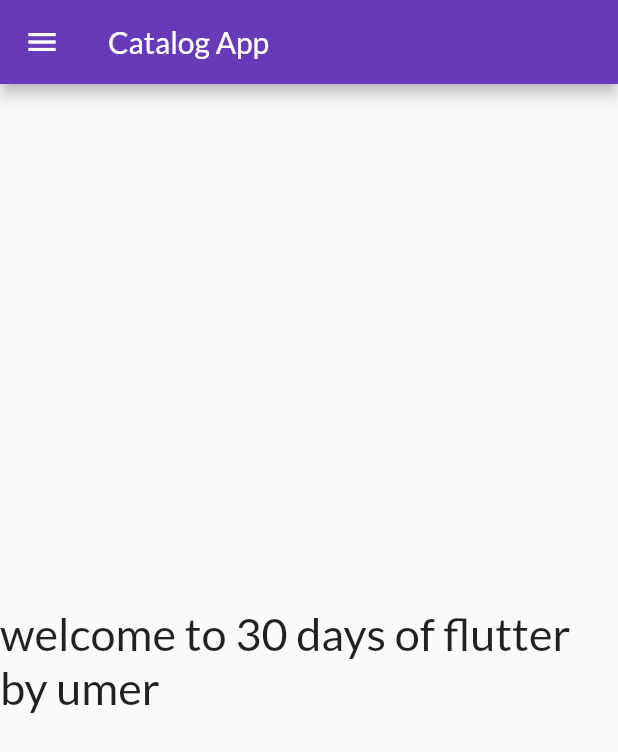
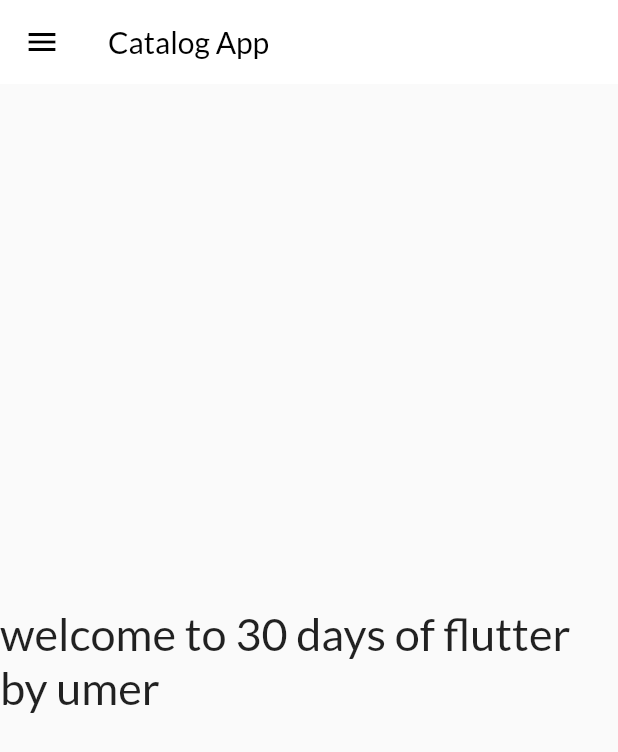
Before and after one commit to umer697/flutter_catalog, a Flutter app: the screen it shows after launch, on a phone screen of 412 x 824 dp. Shown: the top 752 px of the screen. Run offline on Flutter 3.47's test engine with Material 2 defaults, Android fonts, the phone set to English and light mode, and no system bars; our stand-ins replace google_fonts.

Commit message:
theme extracted

```diff
--- a/lib/main.dart
+++ b/lib/main.dart
@@ -1,8 +1,8 @@
 import 'package:flutter/material.dart';
 import 'package:flutter_application_1/pages/login_page.dart';
 import 'package:flutter_application_1/utils/routes.dart';
+import 'package:flutter_application_1/widgets/themes.dart';
 import 'pages/home_page.dart';
-import 'package:google_fonts/google_fonts.dart';
 
 void main() {
   runApp(MyApp());
@@ -17,12 +17,8 @@ class MyApp extends StatelessWidget {
     return MaterialApp(
       // home: homePage(),
       themeMode: ThemeMode.light,
-      theme: ThemeData(
-          primarySwatch: Colors.deepPurple,
-          fontFamily: GoogleFonts.lato().fontFamily),
-      darkTheme: ThemeData(
-        brightness: Brightness.dark,
-      ),
+      theme: MyTheme.lightTheme(context),
+      darkTheme: MyTheme.darkTheme(context),
       debugShowCheckedModeBanner: false,
       initialRoute: "/",
       routes: {
--- a/lib/pages/home_page.dart
+++ b/lib/pages/home_page.dart
@@ -9,7 +9,10 @@ class homePage extends StatelessWidget {
   Widget build(BuildContext context) {
     return Scaffold(
       appBar: AppBar(
-        title: Text('Catalog App'),
+        title: Text(
+          'Catalog App',
+          style: TextStyle(color: Colors.black),
+        ),
       ),
       body: Center(
         child: Container(
--- /dev/null
+++ b/lib/widgets/themes.dart
@@ -0,0 +1,17 @@
+import 'package:flutter/material.dart';
+import 'package:google_fonts/google_fonts.dart';
+
+class MyTheme {
+  static ThemeData lightTheme(BuildContext context) => ThemeData(
+      primarySwatch: Colors.deepPurple,
+      fontFamily: GoogleFonts.lato().fontFamily,
+      appBarTheme: AppBarTheme(
+        color: Colors.white,
+        elevation: 0.0,
+        iconTheme: IconThemeData(color: Colors.black),
+      ));
+
+  static ThemeData darkTheme(BuildContext context) => ThemeData(
+        brightness: Brightness.dark,
+      );
+}
```
